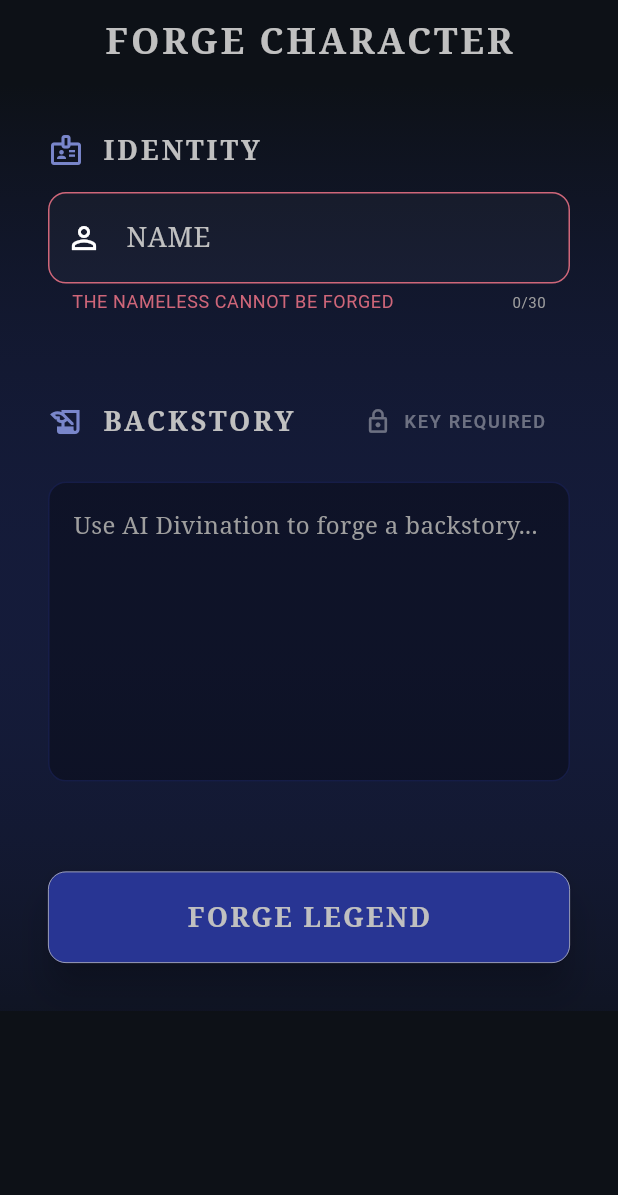
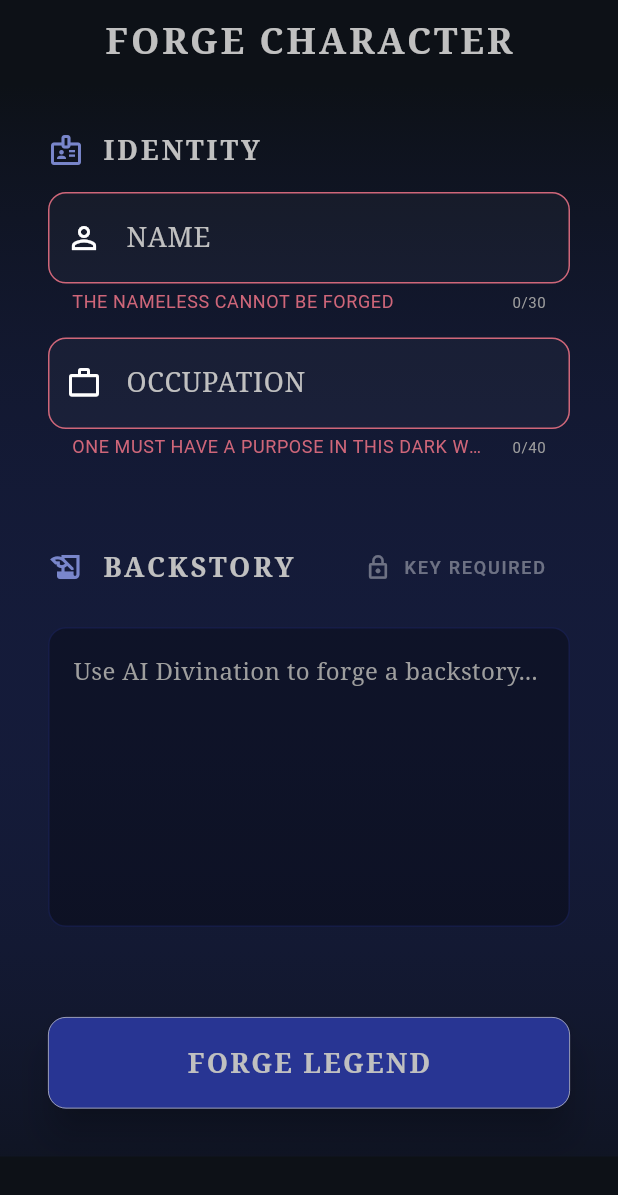
Before and after one commit to RobLobsta/Grim_Fable, a Flutter app: the CharacterCreationScreen screen opened by its route, after a tap on "FORGE LEGEND", on a phone screen of 412 x 824 dp. Shown: the top 1195 px of the screen. Run offline on Flutter 3.47's test engine with Material 3 defaults, Android fonts, the phone set to English and light mode, and no system bars; our stand-ins replace dio, flutter_markdown, flutter_riverpod, go_router, hive, hive_flutter; accounts and stored records are empty.

Commit message:
feat: improve adventure gameplay, choice parsing, and backstory system
- Added 'occupation' field to character model to influence backstory generation.
- Improved backstory prompt quality with a structured 3-paragraph format (Origin, Conflict, Current State).
- Implemented robust choice parsing to remove labels and trailing numbers from AI responses.
- Refined adventure animation timing: first prompt always animates, choices wait for typing to finish.
- Improved 'Double Tap to Skip' logic to only work when both story and choices are available.
- Updated backstory dialog UI with a minimalist design and occupation header.
- Added character editing capabilities and conditional 'View Chronicles' visibility.
- Implemented AI-driven occupation evolution upon adventure completion.
- Restored null-safety in Hive adapter for backward compatibility.

Co-authored-by: RobLobsta <197544388+RobLobsta@users.noreply.github.com>

```diff
--- a/grim_fable/lib/core/models/character.dart
+++ b/grim_fable/lib/core/models/character.dart
@@ -26,6 +26,9 @@ class Character extends HiveObject {
   @HiveField(6)
   final List<String> cachedSuggestions;
 
+  @HiveField(7)
+  final String occupation;
+
   Character({
     required this.id,
     required this.name,
@@ -34,9 +37,14 @@ class Character extends HiveObject {
     required this.lastPlayedAt,
     this.inventory = const [],
     this.cachedSuggestions = const [],
+    this.occupation = '',
   });
 
-  factory Character.create({required String name, String backstory = ''}) {
+  factory Character.create({
+    required String name,
+    String backstory = '',
+    String occupation = '',
+  }) {
     final now = DateTime.now();
     return Character(
       id: const Uuid().v4(),
@@ -46,6 +54,7 @@ class Character extends HiveObject {
       lastPlayedAt: now,
       inventory: const [],
       cachedSuggestions: const [],
+      occupation: occupation,
     );
   }
 
@@ -55,6 +64,7 @@ class Character extends HiveObject {
     DateTime? lastPlayedAt,
     List<String>? inventory,
     List<String>? cachedSuggestions,
+    String? occupation,
   }) {
     return Character(
       id: id,
@@ -64,6 +74,7 @@ class Character extends HiveObject {
       lastPlayedAt: lastPlayedAt ?? this.lastPlayedAt,
       inventory: inventory ?? this.inventory,
       cachedSuggestions: cachedSuggestions ?? this.cachedSuggestions,
+      occupation: occupation ?? this.occupation,
     );
   }
 }
--- a/grim_fable/lib/core/services/ai_service.dart
+++ b/grim_fable/lib/core/services/ai_service.dart
@@ -6,8 +6,9 @@ abstract class AIService {
     double? temperature,
     int? maxTokens,
   });
-  Future<String> generateBackstory(String characterName);
+  Future<String> generateBackstory(String characterName, String occupation);
   Future<String> generateBackstoryUpdate(String currentBackstory, String adventureSummary);
   Future<String> generateBackstoryAppend(String currentBackstory, String adventureSummary, int paragraphs);
+  Future<String> generateOccupationEvolution(String currentOccupation, String adventureSummary);
   Future<List<String>> generateAdventureSuggestions(String characterName, String backstory, List<String> pastAdventureSummaries);
 }
--- a/grim_fable/lib/core/services/hf_ai_service.dart
+++ b/grim_fable/lib/core/services/hf_ai_service.dart
@@ -72,9 +72,21 @@ class HuggingFaceAIService implements AIService {
   }
 
   @override
-  Future<String> generateBackstory(String characterName) async {
+  Future<String> generateBackstory(String characterName, String occupation) async {
     const systemMessage = "You are a creative storyteller for a dark fantasy adventure called Grim Fable.";
-    final prompt = "Generate a short, vague, and general character description (exactly 2-3 concise sentences) for a character named $characterName. Focus on their general archetype and the atmosphere surrounding them, without naming specific locations or past events. The tone should be dark fantasy and gritty.";
+    final prompt = """
+Generate a compelling and gritty dark fantasy backstory for a character.
+
+Character Name: $characterName
+Occupation: $occupation
+
+The backstory should be exactly 3 paragraphs, following this structure:
+1. Origin: Their humble or tragic beginnings and how they became a $occupation.
+2. Conflict: A pivotal moment of darkness or a struggle they faced.
+3. Current State: Their current motivation and the atmosphere that surrounds them now.
+
+Maintain a dark fantasy, vague, and atmospheric tone. Avoid naming specific locations.
+""";
 
     return generateResponse(prompt, systemMessage: systemMessage, maxTokens: 1000);
   }
@@ -102,6 +114,25 @@ Return ONLY the new paragraph(s).
 """;
 
     return generateResponse(prompt, systemMessage: systemMessage, maxTokens: 1000);
+  }
+
+  @override
+  Future<String> generateOccupationEvolution(String currentOccupation, String adventureSummary) async {
+    const systemMessage = "You are a creative storyteller for Grim Fable.";
+    final prompt = """
+Character's Current Occupation: $currentOccupation
+
+Recent Adventure Summary:
+$adventureSummary
+
+Based on the events of the adventure, decide if the character's occupation has evolved, changed, or stayed the same.
+Examples: Squire -> Knight, Thief -> Shadowblade, or stays as Thief if no major growth occurred.
+Keep the occupation short (1-3 words).
+Return ONLY the occupation name. If it hasn't changed, return the current one.
+""";
+
+    final response = await generateResponse(prompt, systemMessage: systemMessage, maxTokens: 20);
+    return response.trim().replaceAll('.', '');
   }
 
   @override
--- a/grim_fable/lib/core/utils/router.dart
+++ b/grim_fable/lib/core/utils/router.dart
@@ -1,6 +1,7 @@
 import 'package:flutter/material.dart';
 import 'package:go_router/go_router.dart';
 import 'package:flutter_riverpod/flutter_riverpod.dart';
+import '../models/character.dart';
 import '../../features/home/home_screen.dart';
 import '../../features/character/character_creation_screen.dart';
 import '../../features/adventure/adventure_screen.dart';
@@ -17,7 +18,9 @@ final routerProvider = Provider<GoRouter>((ref) {
       ),
       GoRoute(
         path: '/create-character',
-        builder: (context, state) => const CharacterCreationScreen(),
+        builder: (context, state) => CharacterCreationScreen(
+          characterToEdit: state.extra as Character?,
+        ),
       ),
       GoRoute(
         path: '/adventure',
--- a/grim_fable/lib/features/character/character_creation_screen.dart
+++ b/grim_fable/lib/features/character/character_creation_screen.dart
@@ -9,7 +9,9 @@ import '../../shared/widgets/ai_settings_dialog.dart';
 import 'character_provider.dart';
 
 class CharacterCreationScreen extends ConsumerStatefulWidget {
-  const CharacterCreationScreen({super.key});
+  final Character? characterToEdit;
+
+  const CharacterCreationScreen({super.key, this.characterToEdit});
 
   @override
   ConsumerState<CharacterCreationScreen> createState() => _CharacterCreationScreenState();
@@ -18,12 +20,24 @@ class CharacterCreationScreen extends ConsumerStatefulWidget {
 class _CharacterCreationScreenState extends ConsumerState<CharacterCreationScreen> {
   final _formKey = GlobalKey<FormState>();
   final _nameController = TextEditingController();
+  final _occupationController = TextEditingController();
   final _backstoryController = TextEditingController();
   bool _isGenerating = false;
 
   @override
+  void initState() {
+    super.initState();
+    if (widget.characterToEdit != null) {
+      _nameController.text = widget.characterToEdit!.name;
+      _occupationController.text = widget.characterToEdit!.occupation;
+      _backstoryController.text = widget.characterToEdit!.backstory;
+    }
+  }
+
+  @override
   void dispose() {
     _nameController.dispose();
+    _occupationController.dispose();
     _backstoryController.dispose();
     super.dispose();
   }
@@ -36,13 +50,23 @@ class _CharacterCreationScreenState extends ConsumerState<CharacterCreationScree
       return;
     }
 
+    if (_occupationController.text.trim().isEmpty) {
+      ScaffoldMessenger.of(context).showSnackBar(
+        const SnackBar(content: Text('A hero must have a trade... enter an occupation')),
+      );
+      return;
+    }
+
     setState(() {
       _isGenerating = true;
     });
 
     try {
       final aiService = ref.read(aiServiceProvider);
-      final backstory = await aiService.generateBackstory(_nameController.text.trim());
+      final backstory = await aiService.generateBackstory(
+        _nameController.text.trim(),
+        _occupationController.text.trim(),
+      );
       setState(() {
         _backstoryController.text = backstory;
       });
@@ -75,12 +99,22 @@ class _CharacterCreationScreenState extends ConsumerState<CharacterCreationScree
         return;
       }
 
-      final character = Character.create(
-        name: _nameController.text.trim(),
-        backstory: _backstoryController.text.trim(),
-      );
+      if (widget.characterToEdit != null) {
+        final updatedCharacter = widget.characterToEdit!.copyWith(
+          name: _nameController.text.trim(),
+          occupation: _occupationController.text.trim(),
+          backstory: _backstoryController.text.trim(),
+        );
+        await ref.read(charactersProvider.notifier).updateCharacter(updatedCharacter);
+      } else {
+        final character = Character.create(
+          name: _nameController.text.trim(),
+          occupation: _occupationController.text.trim(),
+          backstory: _backstoryController.text.trim(),
+        );
+        await ref.read(charactersProvider.notifier).addCharacter(character);
+      }
 
-      await ref.read(charactersProvider.notifier).addCharacter(character);
       if (mounted) {
         context.pop();
       }
@@ -90,10 +124,11 @@ class _CharacterCreationScreenState extends ConsumerState<CharacterCreationScree
   @override
   Widget build(BuildContext context) {
     final hasApiKey = ref.watch(hfApiKeyProvider).isNotEmpty;
+    final isEditing = widget.characterToEdit != null;
 
     return Scaffold(
       appBar: AppBar(
-        title: const Text('FORGE CHARACTER'),
+        title: Text(isEditing ? 'REFORGE CHARACTER' : 'FORGE CHARACTER'),
       ),
       body: Container(
         decoration: BoxDecoration(
@@ -127,6 +162,23 @@ class _CharacterCreationScreenState extends ConsumerState<CharacterCreationScree
                   validator: (value) {
                     if (value == null || value.trim().isEmpty) {
                       return 'THE NAMELESS CANNOT BE FORGED';
+                    }
+                    return null;
+                  },
+                ),
+                const SizedBox(height: 16),
+                TextFormField(
+                  controller: _occupationController,
+                  maxLength: 40,
+                  decoration: const InputDecoration(
+                    labelText: 'OCCUPATION',
+                    prefixIcon: Icon(Icons.work_outline),
+                    counterStyle: TextStyle(color: Colors.grey, fontSize: 10),
+                  ),
+                  style: const TextStyle(fontFamily: 'Serif', letterSpacing: 1.2),
+                  validator: (value) {
+                    if (value == null || value.trim().isEmpty) {
+                      return 'ONE MUST HAVE A PURPOSE IN THIS DARK WORLD';
                     }
                     return null;
                   },
@@ -184,7 +236,7 @@ class _CharacterCreationScreenState extends ConsumerState<CharacterCreationScree
                 const SizedBox(height: 60),
                 ElevatedButton(
                   onPressed: _saveCharacter,
-                  child: const Text('FORGE LEGEND'),
+                  child: Text(isEditing ? 'REFORGE LEGEND' : 'FORGE LEGEND'),
                 ),
               ],
             ),
```
Also changed, not shown: grim_fable/lib/features/adventure/adventure_provider.dart (+25 -7 lines), grim_fable/lib/features/adventure/adventure_screen.dart (+14 -1 lines), grim_fable/lib/features/home/home_screen.dart (+11 -2 lines), grim_fable/lib/shared/widgets/backstory_dialog.dart (+44 -11 lines), grim_fable/lib/core/models/character.g.dart, 5 other files.
